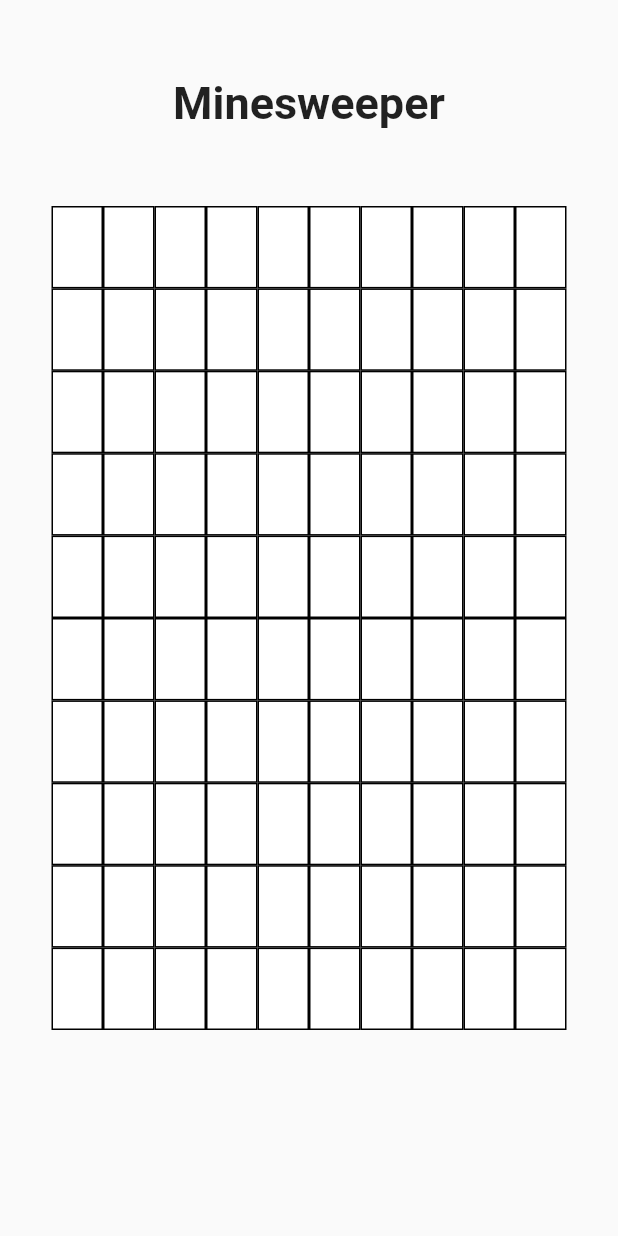
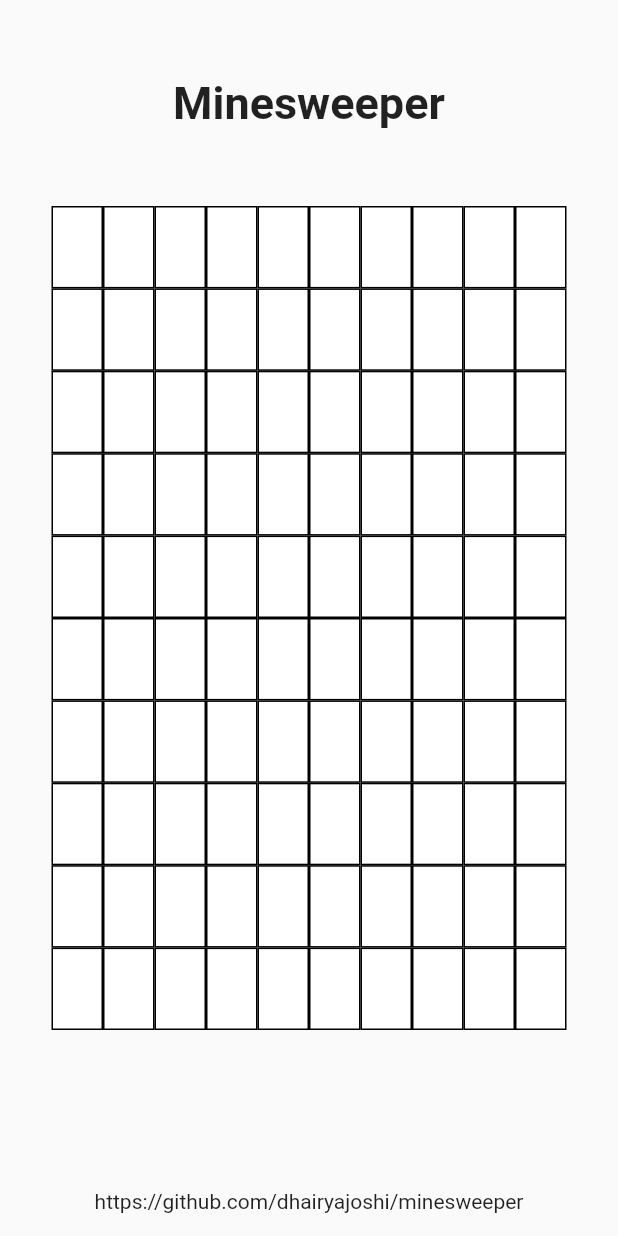
Before and after one commit to dhairyajoshi/minesweeper, a Flutter app: the screen it shows after launch, on a phone screen of 412 x 824 dp. Run offline on Flutter 3.47's test engine with Material 2 defaults, Android fonts, the phone set to English and light mode, and no system bars; our stand-ins replace equatable, flutter_bloc; missing offline and left inert: dart:js.

Commit message:
minor change

```diff
--- a/lib/screen/gamescreen.dart
+++ b/lib/screen/gamescreen.dart
@@ -8,6 +8,7 @@ import 'package:flutter/src/widgets/framework.dart';
 import 'package:flutter_bloc/flutter_bloc.dart';
 import 'package:minesweeper/bloc/appbloc.dart';
 import 'package:minesweeper/bloc/gamebloc.dart';
+import 'package:url_launcher/url_launcher.dart';
 
 class GameScreen extends StatelessWidget {
   const GameScreen({super.key});
@@ -65,6 +66,7 @@ class GameScreen extends StatelessWidget {
                         // color: Colors.black,
                         child: state.gameover
                             ? Column(
+                              mainAxisAlignment: MainAxisAlignment.spaceEvenly,
                                 children: [
                                   Center(
                                     child: Text(
@@ -78,10 +80,36 @@ class GameScreen extends StatelessWidget {
                                         BlocProvider.of<GameBloc>(context)
                                             .add(ResetGameEvent());
                                       },
-                                      child: Text('Reset'))
+                                      child: Text('Reset')),
+
+                                  InkWell(
+                                    child: Text(
+                                        'https://github.com/dhairyajoshi/minesweeper'),
+                                    onTap: () async {
+                                      await launchUrl(Uri.parse(
+                                          'https://github.com/dhairyajoshi/minesweeper'));
+                                    },
+                                  ),
+
                                 ],
                               )
-                            : SizedBox.shrink(),
+                            : Column(
+                                mainAxisAlignment: MainAxisAlignment.end,
+                                children: [
+                                  SizedBox.shrink(),
+                                  InkWell(
+                                    child: Text(
+                                        'https://github.com/dhairyajoshi/minesweeper'),
+                                    onTap: () async {
+                                      await launchUrl(Uri.parse(
+                                          'https://github.com/dhairyajoshi/minesweeper'));
+                                    },
+                                  ),
+                                  SizedBox(
+                                    height: 15,
+                                  )
+                                ],
+                              ),
                       ),
                     )
                   ],
--- a/pubspec.yaml
+++ b/pubspec.yaml
@@ -38,6 +38,7 @@ dependencies:
   cupertino_icons: ^1.0.2
   equatable: ^2.0.5
   flutter_bloc: ^8.1.3
+  url_launcher: ^6.1.11
 
 dev_dependencies:
   flutter_test:
```
Also changed, not shown: pubspec.lock, 11 other files.
